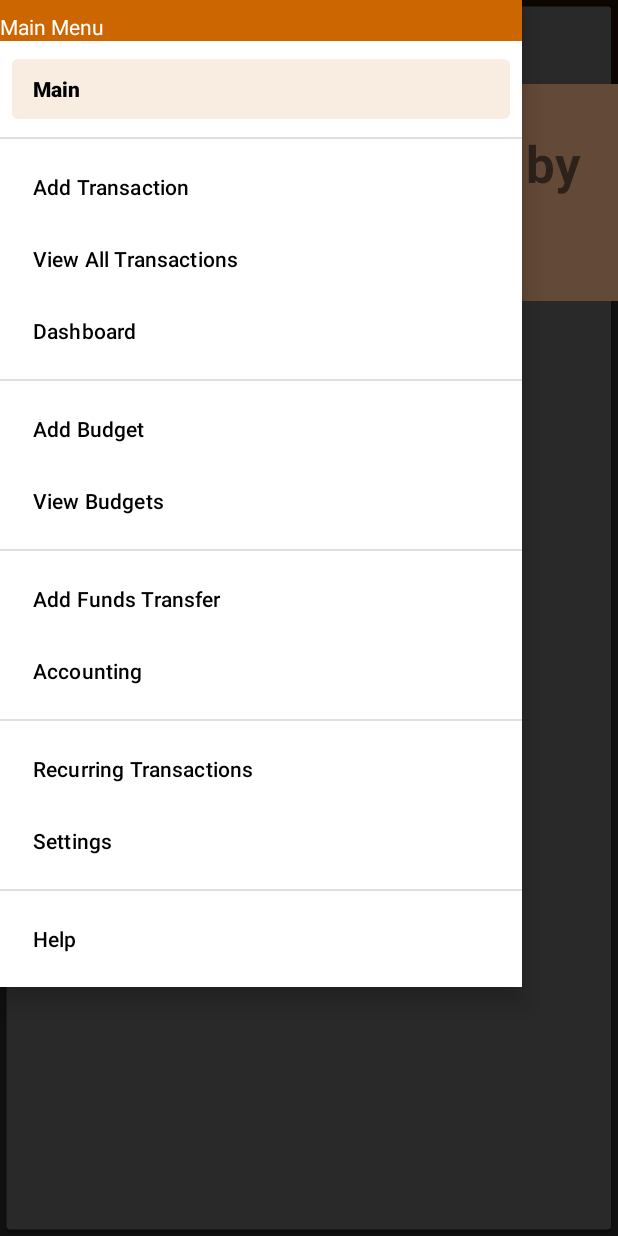
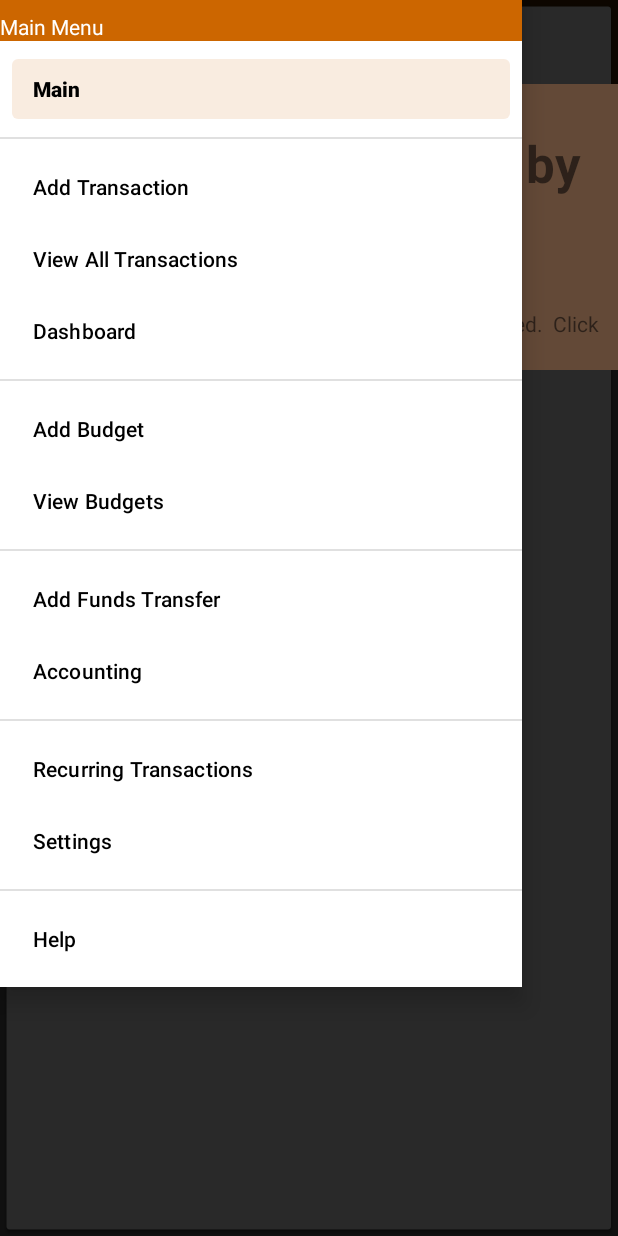
Before and after one commit to Alexreid2070/budgetsbyisrbet, an Android app: the screen it shows after launch (MainActivity), with the side drawer open, on a phone screen of 412 x 824 dp. Run offline under Robolectric (Android 15) with nearby library versions, the phone set to English and light mode, and no system bars; our stand-ins replace Firebase (no records; nobody signed in at launch, a user with empty details on screens opened directly), navigation-ui; 1 statement that could not run was skipped.

Commit message:
Improved signin/out so that admin can work more efficiently.

```diff
--- a/app/src/main/java/com/isrbet/budgetsbyisrbet/HomeFragment.kt
+++ b/app/src/main/java/com/isrbet/budgetsbyisrbet/HomeFragment.kt
@@ -10,32 +10,39 @@ import android.widget.Button
 import android.widget.TextView
 import androidx.drawerlayout.widget.DrawerLayout
 import androidx.navigation.findNavController
+import com.isrbet.budgetsbyisrbet.databinding.FragmentHomeBinding
+import com.isrbet.budgetsbyisrbet.databinding.FragmentTransactionBinding
 
 class HomeFragment : Fragment() {
+    private var _binding: FragmentHomeBinding? = null
+    private val binding get() = _binding!!
+
     override fun onCreateView(
         inflater: LayoutInflater, container: ViewGroup?,
         savedInstanceState: Bundle?
-    ): View? {
+    ): View {
+        _binding = FragmentHomeBinding.inflate(inflater, container, false)
         // Inflate the layout for this fragment
-        return inflater.inflate(R.layout.fragment_home, container, false)
+        inflater.inflate(R.layout.fragment_home, container, false)
+        return binding.root
     }
 
     override fun onViewCreated(view: View, savedInstanceState: Bundle?) {
-        val quote = requireActivity().findViewById(R.id.quote_field) as TextView
+        super.onViewCreated(view, savedInstanceState)
 
-        quote.text = MyApplication.getQuote()
+        binding.quoteField.text = MyApplication.getQuote()
 
         view.findViewById<Button>(R.id.expenditure_button)
-                ?.setOnClickListener { view: View ->
-                    view.findNavController().navigate(R.id.TransactionFragment)
+            ?.setOnClickListener { iview: View ->
+                iview.findNavController().navigate(R.id.TransactionFragment)
             }
         view.findViewById<Button>(R.id.view_all_button)
-                ?.setOnClickListener { view: View ->
-                    view.findNavController().navigate(R.id.ViewTransactionsFragment)
+            ?.setOnClickListener { iview: View ->
+                iview.findNavController().navigate(R.id.ViewTransactionsFragment)
             }
         view.findViewById<Button>(R.id.dashboard_button)
-                ?.setOnClickListener { view: View ->
-                    view.findNavController().navigate(R.id.DashboardFragment)
+            ?.setOnClickListener { iview: View ->
+                iview.findNavController().navigate(R.id.DashboardFragment)
             }
         view.findViewById<TextView>(R.id.quote_field)?.setOnTouchListener(object :
             OnSwipeTouchListener(requireContext()) {
@@ -67,6 +74,8 @@ class HomeFragment : Fragment() {
             }
         })
 
+        alignExpenditureMenuWithDataState()
+
         CategoryViewModel.singleInstance.setCallback(object: CategoryDataUpdatedCallback {
             override fun onDataUpdate() {
                 alignExpenditureMenuWithDataState()
@@ -77,24 +86,26 @@ class HomeFragment : Fragment() {
                 alignExpenditureMenuWithDataState()
             }
         })
-        super.onViewCreated(view, savedInstanceState)
     }
 
     private fun alignExpenditureMenuWithDataState() {
+        if (MyApplication.userUID != "")
+            binding.homeScreenMessage.text = ""
+
         if (MyApplication.userUID != "" && CategoryViewModel.getCount() > 0 && SpenderViewModel.getCount() > 0) {
             Log.d("Alex", "true")
-            view?.findViewById<Button>(R.id.expenditure_button)?.visibility = View.VISIBLE
-            view?.findViewById<Button>(R.id.view_all_button)?.visibility = View.VISIBLE
-            view?.findViewById<Button>(R.id.dashboard_button)?.visibility = View.VISIBLE
+            binding.expenditureButton.visibility = View.VISIBLE
+            binding.viewAllButton.visibility = View.VISIBLE
+            binding.dashboardButton.visibility = View.VISIBLE
             val mDrawerLayout = view?.findViewById<DrawerLayout>(R.id.drawer_layout)
             if (mDrawerLayout != null) {
                 mDrawerLayout.setDrawerLockMode(DrawerLayout.LOCK_MODE_UNLOCKED)
             }
         } else {
             Log.d("Alex", "false")
-            view?.findViewById<Button>(R.id.expenditure_button)?.visibility = View.GONE
-            view?.findViewById<Button>(R.id.view_all_button)?.visibility = View.GONE
-            view?.findViewById<Button>(R.id.dashboard_button)?.visibility = View.GONE
+            binding.expenditureButton.visibility = View.GONE
+            binding.viewAllButton.visibility = View.GONE
+            binding.dashboardButton.visibility = View.GONE
             val mDrawerLayout = view?.findViewById<DrawerLayout>(R.id.drawer_layout)
             mDrawerLayout?.setDrawerLockMode(DrawerLayout.LOCK_MODE_LOCKED_CLOSED)
         }
@@ -104,5 +115,6 @@ class HomeFragment : Fragment() {
         super.onDestroy()
         CategoryViewModel.singleInstance.clearCallback()
         SpenderViewModel.singleInstance.clearCallback()
+        _binding = null
     }
 }
```
Also changed, not shown: app/src/main/java/com/isrbet/budgetsbyisrbet/MainActivity.kt (+21 -4 lines), app/src/main/res/layout/fragment_home.xml (+16 -4 lines). Lines whose indentation alone changed are shown as unchanged.
